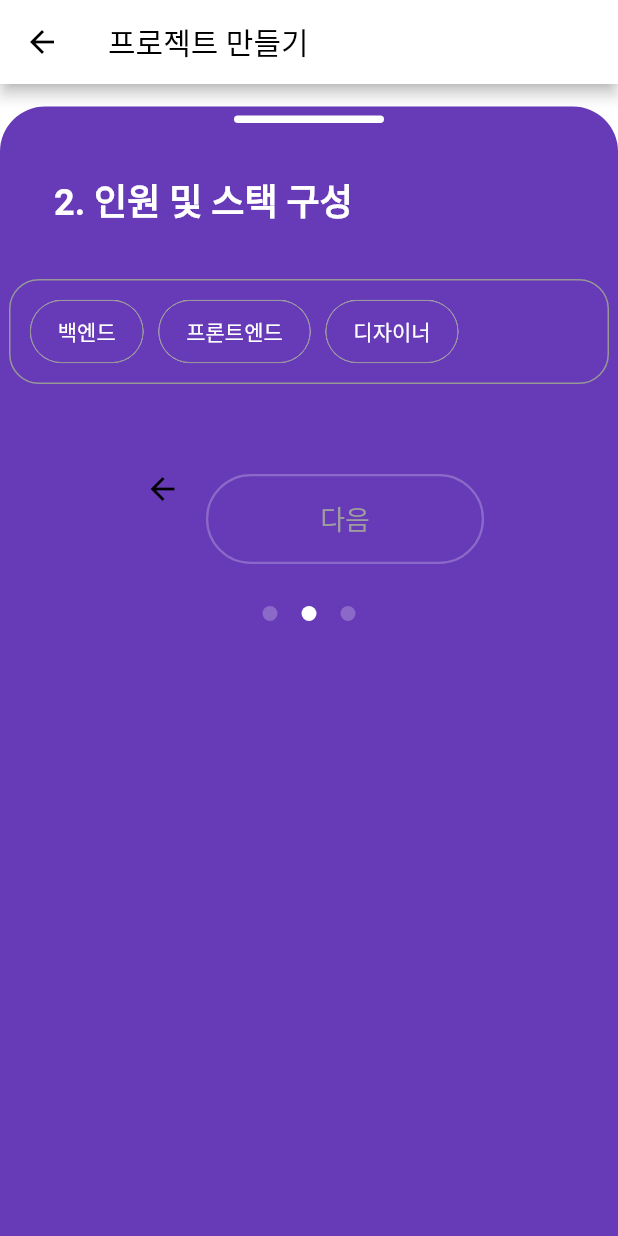
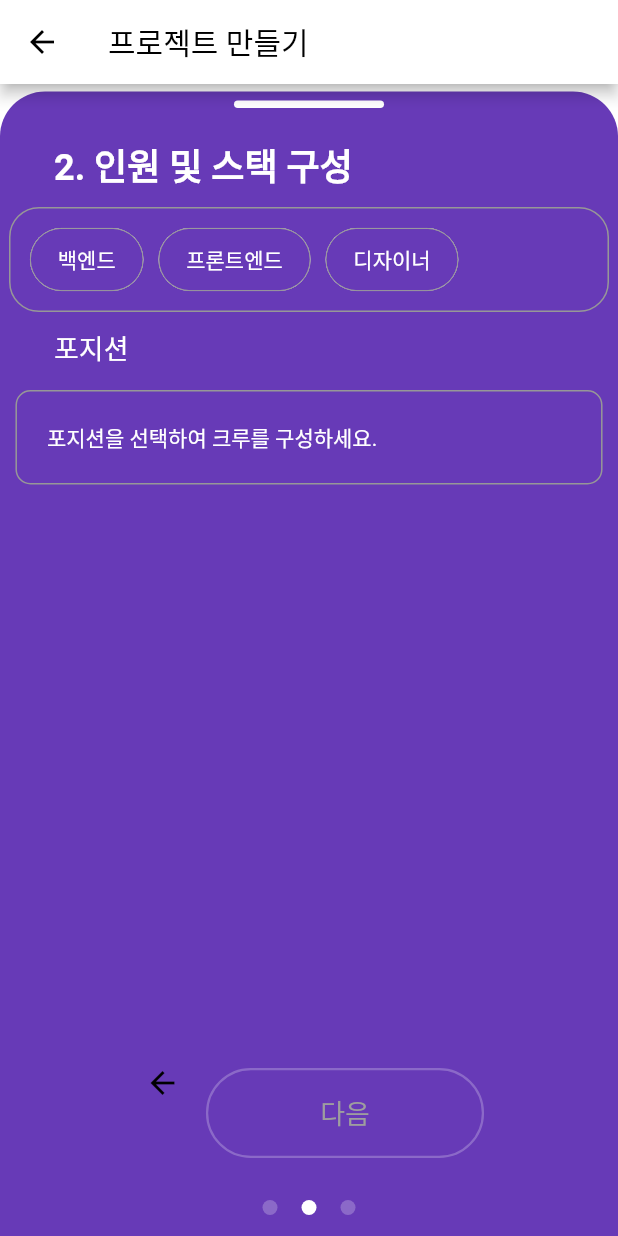
Before and after one commit to wafflestudio/guam_front, a Flutter app: the CreateProjectScreen screen opened directly, after a tap on "다음", on a phone screen of 412 x 824 dp. Run offline on Flutter 3.47's test engine with Material 2 defaults, Android fonts, the phone set to English and light mode, and no system bars; our stand-ins replace cloud_firestore, firebase_auth, firebase_core, flutter_form_builder, flutter_slidable, flutter_svg and 3 more; missing offline and left inert: kakao_flutter_sdk; accounts and stored records are empty; network calls fail.

Commit message:
fix next button

```diff
--- a/lib/commons/next_page.dart
+++ b/lib/commons/next_page.dart
@@ -4,8 +4,9 @@ class NextPage extends StatelessWidget {
   final Widget nextPage;
   final String text;
   final double buttonWidth;
+  final Map data;
 
-  NextPage({this.nextPage, this.text, this.buttonWidth});
+  NextPage({this.nextPage, this.text, this.buttonWidth, this.data});
 
   @override
   Widget build(BuildContext context) {
--- a/lib/screens/projects/creation/project_create_body_1.dart
+++ b/lib/screens/projects/creation/project_create_body_1.dart
@@ -28,10 +28,22 @@ class _CreateProjectBoardOneState extends State<CreateProjectBoardOne> {
     'projectPicture': ''
   };
 
-  @override
-  void dispose() {
-    _projectNameController.dispose();
-    super.dispose();
+  void _saveTitle(_projectName) {
+    setState(() {
+      _input["title"] = _projectName;
+    });
+  }
+
+  void _savePeriod(_projectPeriod) {
+    setState(() {
+      _input["period"] = _projectPeriod;
+    });
+  }
+
+  void _saveDescription(_projectDescription) {
+    setState(() {
+      _input["description"] = _projectDescription;
+    });
   }
 
   @override
@@ -67,12 +79,21 @@ class _CreateProjectBoardOneState extends State<CreateProjectBoardOne> {
               projectTitle(_projectNameController),
               projectPeriod(),
               projectDescription(_projectDescriptionController),
-              NextPage(
-                nextPage: CreateProjectBoardTwo(),
-                text: '다음',
-                buttonWidth: MediaQuery.of(context).size.width * 0.85,
-              ),
-              ProjectStatus(totalPage: 3, currentPage: 1)
+              Expanded(
+                  child: Align(
+                alignment: FractionalOffset.bottomCenter,
+                child: Row(
+                  mainAxisAlignment: MainAxisAlignment.center,
+                  children: [
+                    NextPage(
+                      nextPage: CreateProjectBoardTwo(),
+                      text: '다음',
+                      buttonWidth: MediaQuery.of(context).size.width * 0.45,
+                    ),
+                  ],
+                ),
+              )),
+              ProjectStatus(totalPage: 3, currentPage: 2)
             ],
           ),
         ));
@@ -94,7 +115,10 @@ class _CreateProjectBoardOneState extends State<CreateProjectBoardOne> {
           height: 60,
           child: TextFormField(
             onChanged: (_projectName) {
-              _input['title'] = _projectName;
+              setState(() {
+                _saveTitle(_projectName);
+                print(_projectName);
+              });
             },
             controller: _nameController,
             style: TextStyle(fontSize: 14, color: Colors.white),
@@ -131,7 +155,6 @@ class _CreateProjectBoardOneState extends State<CreateProjectBoardOne> {
   }
 
   Widget projectPeriod() {
-    print(_period);
     return Container(
         padding: EdgeInsets.only(top: 30),
         child: Column(
@@ -163,9 +186,11 @@ class _CreateProjectBoardOneState extends State<CreateProjectBoardOne> {
                           max: 10,
                           divisions: 9,
                           value: _period,
-                          onChanged: (newPeriod) {
-                            setState(() => _period = newPeriod);
-                            _input['period'] = _period.toString();
+                          onChanged: (_newPeriod) {
+                            setState(() {
+                              _period = _newPeriod;
+                              _savePeriod(_newPeriod);
+                            });
                           }),
                     )),
                 Container(
@@ -224,8 +249,9 @@ class _CreateProjectBoardOneState extends State<CreateProjectBoardOne> {
           height: 100,
           child: TextFormField(
             onChanged: (_projectDescription) {
-              print(_projectDescription);
-              _input['description'] = _projectDescription;
+              setState(() {
+                _saveDescription(_projectDescription);
+              });
             },
             controller: _descriptionController,
             style: TextStyle(fontSize: 14, color: Colors.white),
--- a/lib/screens/projects/creation/project_create_body_2.dart
+++ b/lib/screens/projects/creation/project_create_body_2.dart
@@ -20,6 +20,7 @@ class _CreateProjectBoardTwoState extends State<CreateProjectBoardTwo> {
 
   @override
   Widget build(BuildContext context) {
+    print(_input);
     return Scaffold(
       backgroundColor: Colors.white,
       appBar: appBar(
@@ -27,7 +28,7 @@ class _CreateProjectBoardTwoState extends State<CreateProjectBoardTwo> {
         leading: Back(),
       ),
       body: Padding(
-          padding: EdgeInsets.only(top: 15),
+          padding: EdgeInsets.only(top: 5),
           child: ProjectCreateContainer(
             content: Column(
               children: [
@@ -43,7 +44,7 @@ class _CreateProjectBoardTwoState extends State<CreateProjectBoardTwo> {
                   ),
                 ),
                 Container(
-                  padding: EdgeInsets.only(top: 33, left: 30, bottom: 35),
+                  padding: EdgeInsets.only(top: 20, left: 30, bottom: 10),
                   alignment: Alignment.centerLeft,
                   child: Text(
                     '2. 인원 및 스택 구성',
@@ -54,18 +55,18 @@ class _CreateProjectBoardTwoState extends State<CreateProjectBoardTwo> {
                     ),
                   ),
                 ),
-                Container(
-                  padding: const EdgeInsets.fromLTRB(3,10,10,10),
-                  decoration: BoxDecoration(
-                    color: Colors.deepPurple,
-                      border: Border.all(color: HexColor("979797")),
-                    borderRadius: BorderRadius.circular(20),
-                  ),
-                  child: TechStackFilter(),
-                ),
-                Row(
+                TechStackFilter(),
+                Expanded(
+                    child: Align(
+                  alignment: FractionalOffset.bottomCenter,
+                  child: Row(
                     mainAxisAlignment: MainAxisAlignment.center,
                     children: [
+                      // NextPage(
+                      //   nextPage: CreateProjectBoardOne(),
+                      //   text: '이전',
+                      //   buttonWidth: MediaQuery.of(context).size.width * 0.45,
+                      // ),
                       Back(),
                       NextPage(
                         nextPage: CreateProjectBoardThree(),
@@ -74,6 +75,7 @@ class _CreateProjectBoardTwoState extends State<CreateProjectBoardTwo> {
                       ),
                     ],
                   ),
+                )),
                 ProjectStatus(totalPage: 3, currentPage: 2)
               ],
             ),
--- a/lib/screens/projects/creation/project_create_body_3.dart
+++ b/lib/screens/projects/creation/project_create_body_3.dart
@@ -61,17 +61,21 @@ class _CreateProjectBoardThreeState extends State<CreateProjectBoardThree> {
                     ),
                   ),
                 ),
-                Container(
-                    padding: EdgeInsets.only(top: 60, bottom: 20),
-                    child: InkWell(
-                      onTap: () {},
+                Expanded(
+                    child: Align(
+                        alignment: FractionalOffset.bottomCenter,
                         child: Row(
                           mainAxisAlignment: MainAxisAlignment.center,
                           children: [
                             Back(),
                             Container(
+                              padding: EdgeInsets.fromLTRB(5, 60, 5, 20),
+                              child: InkWell(
+                                onTap: () {},
+                                child: Container(
                                   alignment: Alignment.center,
-                            width: MediaQuery.of(context).size.width * 0.45,
+                                  width:
+                                      MediaQuery.of(context).size.width * 0.45,
                                   height: 60,
                                   decoration: BoxDecoration(
                                     border: Border.all(
@@ -82,13 +86,14 @@ class _CreateProjectBoardThreeState extends State<CreateProjectBoardThree> {
                                   ),
                                   child: Text(
                                     '생성',
-                              style:
-                                  TextStyle(fontSize: 18, color: Colors.grey),
+                                    style: TextStyle(
+                                        fontSize: 18, color: Colors.grey),
                                   ),
                                 ),
+                              ),
+                            )
                           ],
-                      ),
-                    )),
+                        ))),
                 ProjectStatus(totalPage: 3, currentPage: 3),
               ],
             ),
--- a/lib/screens/projects/creation/project_create_filter.dart
+++ b/lib/screens/projects/creation/project_create_filter.dart
@@ -1,4 +1,5 @@
 import 'package:flutter/material.dart';
+import 'package:hexcolor/hexcolor.dart';
 import 'create_filter_chip.dart';
 import 'create_filter_value_chip.dart';
 
@@ -13,7 +14,6 @@ class TechStackFilter extends StatefulWidget {
       'Ruby on Rails',
       'node.js',
       'Laravel',
-      '상관 없음'
     ],
     '프론트엔드': [
       '상관 없음',
@@ -64,7 +64,15 @@ class _TechStackFilterState extends State<TechStackFilter> {
 
   @override
   Widget build(BuildContext context) {
-    return Container(
+    return Column(
+      children: [
+        Container(
+          padding: const EdgeInsets.fromLTRB(3, 10, 10, 10),
+          decoration: BoxDecoration(
+            color: Colors.deepPurple,
+            border: Border.all(color: HexColor("979797")),
+            borderRadius: BorderRadius.circular(20),
+          ),
           child: Column(
             children: [
               Row(children: [
@@ -80,16 +88,17 @@ class _TechStackFilterState extends State<TechStackFilter> {
                   crossAxisAlignment: CrossAxisAlignment.start,
                   children: [
                     Container(
-                padding: EdgeInsets.fromLTRB(20, 20, 0, 10),
+                      padding: EdgeInsets.fromLTRB(20, 10, 0, 0),
                       child: Text(
                         "인원",
                         style: TextStyle(fontSize: 18, color: Colors.white),
                       ),
                     ),
                     Container(
-                  padding: EdgeInsets.only(left: 20), child: headCounter()),
+                        padding: EdgeInsets.only(left: 20),
+                        child: headCounter()),
                     Container(
-                padding: EdgeInsets.fromLTRB(20, 20, 0, 10),
+                      padding: EdgeInsets.fromLTRB(20, 10, 0, 0),
                       child: Text(
                         "기술 스택",
                         style: TextStyle(fontSize: 18, color: Colors.white),
@@ -97,21 +106,35 @@ class _TechStackFilterState extends State<TechStackFilter> {
                     ),
                     Container(
                       padding: EdgeInsets.only(left: 10),
-                  child: SizedBox(
-                      height: 40,
-                      child: ListView.builder(
-                        scrollDirection: Axis.horizontal,
-                        itemBuilder: (context, idx) => CreateFilterValueChip(
-                          content: filterValues[idx],
-                          selected: result[selectedKey] == filterValues[idx],
+                      child: Wrap(
+                        children: [
+                          ...filterValues.map((e) => CreateFilterValueChip(
+                                content: e,
+                                selected: result[selectedKey] == e,
                                 selectValue: selectValue,
+                              ))
+                        ],
                       ),
-                        itemCount: filterValues.length,
-                      )))
+                    )
                   ],
                 ),
             ],
-    ));
+          ),
+        ),
+        Container(
+          padding: EdgeInsets.only(top: 10, left: 30, bottom: 15),
+          alignment: Alignment.centerLeft,
+          child: Text(
+            '포지션',
+            style: TextStyle(
+              fontSize: 18,
+              color: Colors.white,
+            ),
+          ),
+        ),
+        position(),
+      ],
+    );
   }
 
   Widget headCounter() {
@@ -159,4 +182,93 @@ class _TechStackFilterState extends State<TechStackFilter> {
       ],
     );
   }
+
+  Widget position() {
+    return Container(
+      width: MediaQuery.of(context).size.width * 0.95,
+      decoration: BoxDecoration(
+        color: Colors.deepPurple,
+        border: Border.all(color: HexColor("979797")),
+        borderRadius: BorderRadius.circular(10),
+      ),
+      child: Column(
+        children: [
+          if ((result["백엔드"] == null) &
+              (result["프론트엔드"] == null) &
+              (result["디자이너"] == null))
+            Container(
+              alignment: Alignment.centerLeft,
+              padding: EdgeInsets.all(20),
+              child: Text(
+                "포지션을 선택하여 크루를 구성하세요.",
+                style: TextStyle(fontSize: 14, color: Colors.white),
+              ),
+            ),
+          if (result["백엔드"] != null)
+            Container(
+              alignment: Alignment.centerLeft,
+              padding: EdgeInsets.fromLTRB(0, 10, 0, 10),
+              child: Row(
+                  mainAxisAlignment: MainAxisAlignment.spaceEvenly,
+                  children: [
+                    Text(
+                      "백엔드",
+                      style: TextStyle(fontSize: 14, color: Colors.white),
+                    ),
+                    Text(
+                      "${result['백엔드']}",
+                      style: TextStyle(fontSize: 14, color: Colors.white),
+                    ),
+                    Text(
+                      "$headCount",
+                      style: TextStyle(fontSize: 14, color: Colors.white),
+                    ),
+                  ]),
+            ),
+          if (result["프론트엔드"] != null)
+            Container(
+              alignment: Alignment.centerLeft,
+              padding: EdgeInsets.fromLTRB(0, 10, 0, 10),
+              child: Row(
+                  mainAxisAlignment: MainAxisAlignment.spaceEvenly,
+                  children: [
+                    Text(
+                      "프론트엔드",
+                      style: TextStyle(fontSize: 14, color: Colors.white),
+                    ),
+                    Text(
+                      "${result['프론트엔드']}",
+                      style: TextStyle(fontSize: 14, color: Colors.white),
+                    ),
+                    Text(
+                      "$headCount",
+                      style: TextStyle(fontSize: 14, color: Colors.white),
+                    ),
+                  ]),
+            ),
+          if (result["디자이너"] != null)
+            Container(
+              alignment: Alignment.centerLeft,
+              padding: EdgeInsets.fromLTRB(0, 10, 0, 10),
+              child: Row(
+                  mainAxisAlignment: MainAxisAlignment.spaceEvenly,
+                  children: [
+                    Text(
+                      "디자이너",
+                      style: TextStyle(fontSize: 14, color: Colors.white),
+                    ),
+                    Text(
+                      "${result['디자이너']}",
+                      style: TextStyle(fontSize: 14, color: Colors.white),
+                    ),
+                    Text(
+                      "$headCount",
+                      style: TextStyle(fontSize: 14, color: Colors.white),
+                    ),
+                  ]),
+            ),
+        ],
+      ),
+    );
   }
+}
```
Lines whose indentation alone changed are shown as unchanged.
